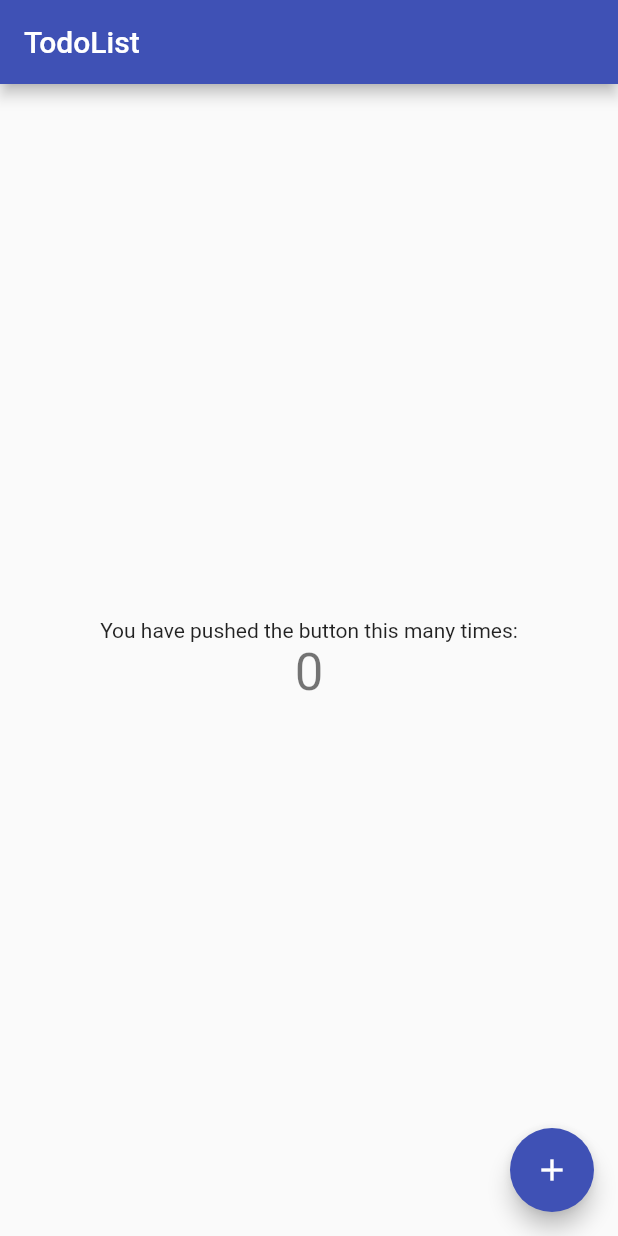
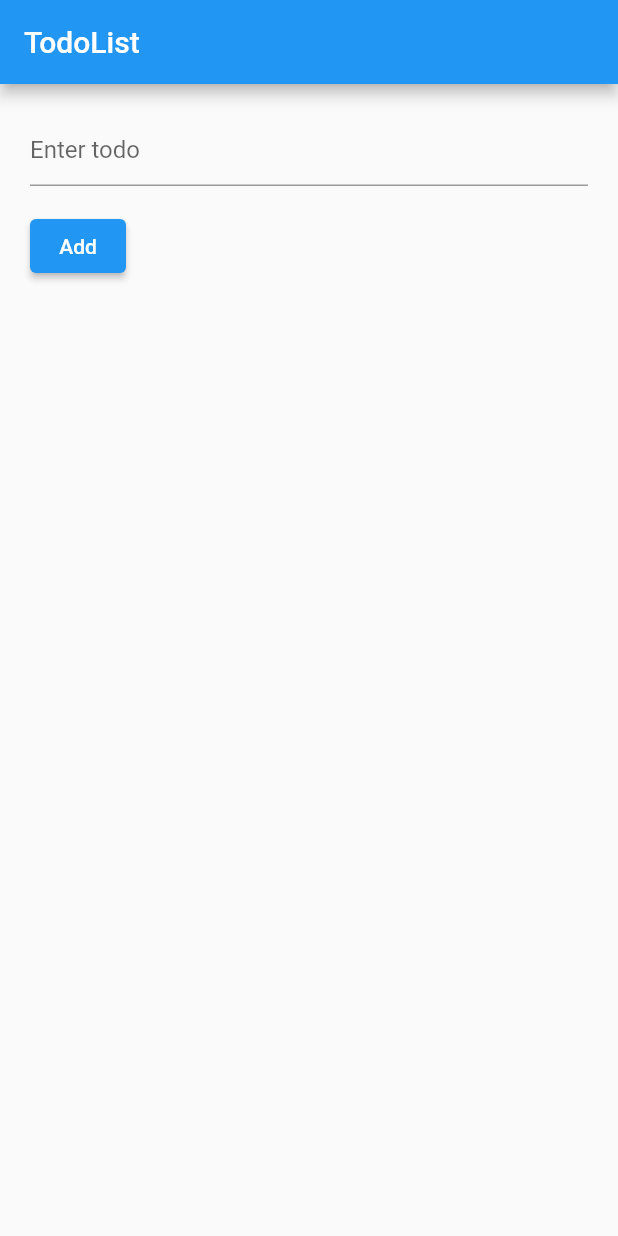
Before and after one commit to Dannylyhn/Flutter-TodoApp, a Flutter app: the screen it shows after launch, on a phone screen of 412 x 824 dp. Run offline on Flutter 3.47's test engine with Material 2 defaults, Android fonts, the phone set to English and light mode, and no system bars.

Commit message:
Add todo works

```diff
--- a/lib/main.dart
+++ b/lib/main.dart
@@ -1,4 +1,5 @@
 import 'package:flutter/material.dart';
+import 'dart:math' as math;
 
 void main() {
   runApp(const MyApp());
@@ -13,16 +14,8 @@ class MyApp extends StatelessWidget {
     return MaterialApp(
       title: 'Flutter Demo',
       theme: ThemeData(
-        // This is the theme of your application.
-        //
-        // Try running your application with "flutter run". You'll see the
-        // application has a blue toolbar. Then, without quitting the app, try
-        // changing the primarySwatch below to Colors.green and then invoke
-        // "hot reload" (press "r" in the console where you ran "flutter run",
-        // or simply save your changes to "hot reload" in a Flutter IDE).
-        // Notice that the counter didn't reset back to zero; the application
-        // is not restarted.
-        primarySwatch: Colors.indigo,
+
+        primarySwatch: Colors.blue,
       ),
       home: const MyHomePage(title: 'TodoList'),
     );
@@ -32,15 +25,6 @@ class MyApp extends StatelessWidget {
 class MyHomePage extends StatefulWidget {
   const MyHomePage({super.key, required this.title});
 
-  // This widget is the home page of your application. It is stateful, meaning
-  // that it has a State object (defined below) that contains fields that affect
-  // how it looks.
-
-  // This class is the configuration for the state. It holds the values (in this
-  // case the title) provided by the parent (in this case the App widget) and
-  // used by the build method of the State. Fields in a Widget subclass are
-  // always marked "final".
-
   final String title;
 
   @override
@@ -48,68 +32,81 @@ class MyHomePage extends StatefulWidget {
 }
 
 class _MyHomePageState extends State<MyHomePage> {
-  int _counter = 0;
+  final List<String> names = <String>[];
+  final GlobalKey<FormState> _formKey = GlobalKey<FormState>();
+  TextEditingController todoController = TextEditingController();
 
-  void _incrementCounter() {
+  void addItemToList(){
     setState(() {
-      // This call to setState tells the Flutter framework that something has
-      // changed in this State, which causes it to rerun the build method below
-      // so that the display can reflect the updated values. If we changed
-      // _counter without calling setState(), then the build method would not be
-      // called again, and so nothing would appear to happen.
-      _counter++;
+      names.insert(0,todoController.text);
+      todoController.clear();
     });
   }
-
   @override
   Widget build(BuildContext context) {
-    // This method is rerun every time setState is called, for instance as done
-    // by the _incrementCounter method above.
-    //
-    // The Flutter framework has been optimized to make rerunning build methods
-    // fast, so that you can just rebuild anything that needs updating rather
-    // than having to individually change instances of widgets.
     return Scaffold(
       appBar: AppBar(
-        // Here we take the value from the MyHomePage object that was created by
-        // the App.build method, and use it to set our appbar title.
         title: Text(widget.title),
       ),
-      body: Center(
-        // Center is a layout widget. It takes a single child and positions it
-        // in the middle of the parent.
-        child: Column(
-          // Column is also a layout widget. It takes a list of children and
-          // arranges them vertically. By default, it sizes itself to fit its
-          // children horizontally, and tries to be as tall as its parent.
-          //
-          // Invoke "debug painting" (press "p" in the console, choose the
-          // "Toggle Debug Paint" action from the Flutter Inspector in Android
-          // Studio, or the "Toggle Debug Paint" command in Visual Studio Code)
-          // to see the wireframe for each widget.
-          //
-          // Column has various properties to control how it sizes itself and
-          // how it positions its children. Here we use mainAxisAlignment to
-          // center the children vertically; the main axis here is the vertical
-          // axis because Columns are vertical (the cross axis would be
-          // horizontal).
-          mainAxisAlignment: MainAxisAlignment.center,
-          children: <Widget>[
-            const Text(
-              'You have pushed the button this many times:',
+      body: Container(
+        padding: EdgeInsets.symmetric(
+          horizontal: 20,
+          vertical: 20,
+        ),
+          child: Column(
+          children:[
+            Form(
+            key: _formKey,
+            child: Column(
+              crossAxisAlignment: CrossAxisAlignment.start,
+              children: <Widget>[
+                TextFormField(
+                  decoration: const InputDecoration(
+                    hintText: 'Enter todo',
+                  ),
+                  controller: todoController,
+                  validator: (String? value) {
+                    if (value == null || value.isEmpty) {
+                      return 'Please enter some text';
+                    }
+                    return null;
+                  },
+                ),
+                Padding(
+                  padding: const EdgeInsets.symmetric(vertical: 16.0),
+                  child: ElevatedButton(
+                    onPressed: () {
+                      if (_formKey.currentState!.validate()) {
+                        addItemToList();
+                      }
+                    },
+                    child: const Text('Add'),
+                  ),
+                ),
+              ],
             ),
-            Text(
-              '$_counter',
-              style: Theme.of(context).textTheme.headline4,
+          ),
+          Expanded(
+            child: ListView.builder(
+              padding: const EdgeInsets.all(10),
+              itemCount: names.length,
+              itemBuilder: (BuildContext context, int index){
+                return Container(
+                  height: 50,
+                  margin: EdgeInsets.all(2),
+                  color: Color((math.Random().nextDouble() * 0xFFFFFF).toInt()).withOpacity(1.0),
+                  child: Center(
+                  child: Text('${names[index]}',
+                  style: TextStyle(fontSize: 20),
+                )
+                  )
+                );
+              }
             ),
-          ],
-        ),
+          ),
+      ],
       ),
-      floatingActionButton: FloatingActionButton(
-        onPressed: _incrementCounter,
-        tooltip: 'Increment',
-        child: const Icon(Icons.add),
-      ), // This trailing comma makes auto-formatting nicer for build methods.
+      ),
     );
   }
 }
```
